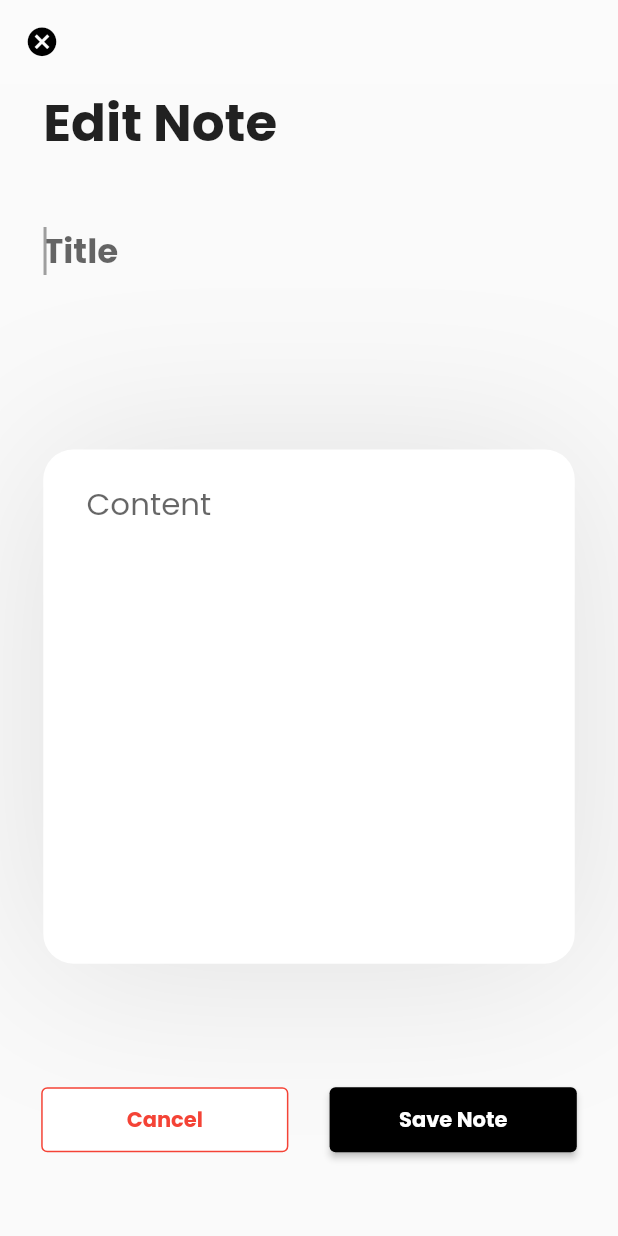
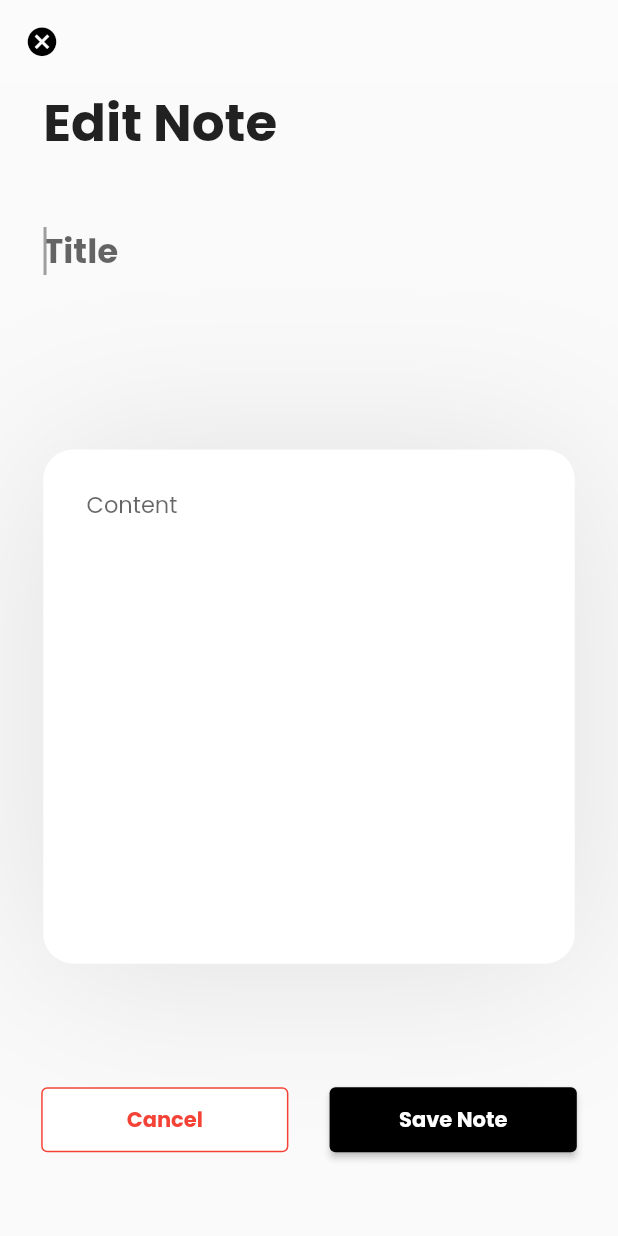
Before and after one commit to dinoy-raj/ProductivityApp, a Flutter app: the NoteView screen opened directly with empty values, after a tap on "Edit Note", on a phone screen of 412 x 824 dp. Run offline on Flutter 3.47's test engine with Material 2 defaults, Android fonts, the phone set to English and light mode, and no system bars; our stand-ins replace animated_text_kit, cloud_firestore, firebase_auth, firebase_core, flutter_datetime_picker, flutter_feather_icons and 5 more; accounts and stored records are empty.

Commit message:
note tab ui updated

```diff
--- a/app/lib/screens/note/note view/note_view.dart
+++ b/app/lib/screens/note/note view/note_view.dart
@@ -27,9 +27,6 @@ class _NoteViewState extends State<NoteView> {
         .doc(data["noteid"])
         .delete();
   }
-
-  TextEditingController _titleController = TextEditingController();
-  TextEditingController _bodyController = TextEditingController();
 
   @override
   Widget build(BuildContext context) {
@@ -100,10 +97,12 @@ class _NoteViewState extends State<NoteView> {
                         alignment: Alignment.topLeft,
                         child: SingleChildScrollView(
                           physics: BouncingScrollPhysics(),
-                          child: Text(
+                          child: SelectableText(
                             data["title"],
                             style: TextStyle(
-                                fontWeight: FontWeight.bold, fontSize: 20),
+                                height: 1.2,
+                                fontWeight: FontWeight.bold,
+                                fontSize: 20),
                           ),
                         )),
                   ),
@@ -137,11 +136,17 @@ class _NoteViewState extends State<NoteView> {
                           bottom: screenHeight * .0105),
                       child: Align(
                         alignment: Alignment.topLeft,
-                        child: SingleChildScrollView(
-                          physics: BouncingScrollPhysics(),
-                          child: Text(
-                            data["body"],
-                            textAlign: TextAlign.start,
+                        child: GestureDetector(
+                          child: SingleChildScrollView(
+                            physics: BouncingScrollPhysics(),
+                            child: SelectableText(
+                              data["body"],
+                              textAlign: TextAlign.start,
+                              style: TextStyle(
+                                  height: 2/1,
+                                  //fontWeight: FontWeight.bold,
+                                  fontSize: 15),
+                            ),
                           ),
                         ),
                       ),
--- a/app/lib/screens/note/note view/note_view_update.dart
+++ b/app/lib/screens/note/note view/note_view_update.dart
@@ -163,7 +163,8 @@ class _NoteUpdatingState extends State<NoteUpdating> {
                             maxLines: 10,
                             controller: _bodyController,
                             style: TextStyle(
-                                fontSize: screenWidth * .05,
+                                fontSize: 15,
+                                height: 2/1,
                                 color: Colors.black),
                             decoration: InputDecoration(
                               hintText: "Content",
```
Also changed, not shown: app/lib/screens/note/note view/note_body_view.dart (added, +40 -0 lines).
